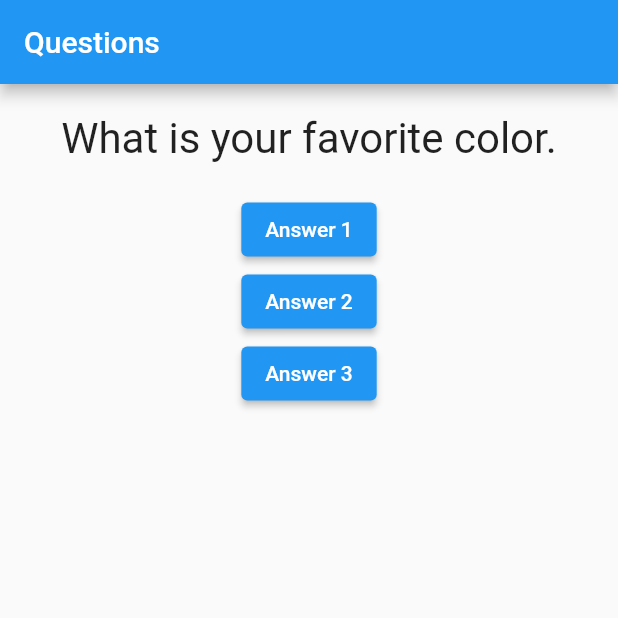
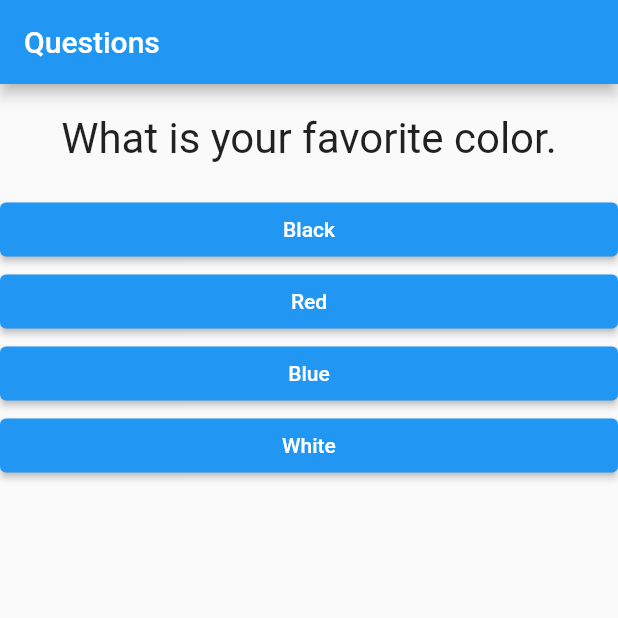
Before and after one commit to edvaldoperreira/project_answers, a Flutter app: the screen it shows after launch, on a phone screen of 412 x 824 dp, the top half of it. Run offline on Flutter 3.47's test engine with Material 2 defaults, Android fonts, the phone set to English and light mode, and no system bars.

Commit message:
Adding anwsers dynamically

```diff
--- a/lib/answer.dart
+++ b/lib/answer.dart
@@ -1,16 +1,19 @@
 import 'package:flutter/material.dart';
 
 class Answer extends StatelessWidget {
-  String text;
-  void Function() answer;
+  final String text;
+  final void Function() answer;
 
   Answer(this.text, this.answer);
 
   @override
   Widget build(BuildContext context) {
-    return ElevatedButton(
-      child: Text(text),
-      onPressed: answer,
+    return Container(
+      width: double.infinity,
+      child: ElevatedButton(
+        child: Text(text),
+        onPressed: answer,
+      ),
     );
   }
 }
--- a/lib/main.dart
+++ b/lib/main.dart
@@ -15,15 +15,30 @@ class _QuestionAppState extends State<QuestionApp> {
     setState(() {
       _selectedQuestion++;
     });
-    print(_selectedQuestion);
   }
 
   @override
   Widget build(BuildContext context) {
     final questions = [
-      "What is your favorite color.",
-      "What is your favorite animal."
+      {
+        'text': 'What is your favorite color.',
+        'answers': ['Black', 'Red', 'Blue', 'White'],
+      },
+      {
+        'text': 'What is your favorite animal.',
+        'answers': ['Lion', 'Snake', 'Cat', 'Dog'],
+      },
+      {
+        'text': 'What is your favorite language.',
+        'answers': ['C#', 'JavaScript', 'CSS', 'Flutter'],
+      }
     ];
+
+    List<Widget> answers = [];
+    for (String answer
+        in questions[_selectedQuestion]['answers'] as List<String>) {
+      answers.add(Answer(answer, _answer));
+    }
 
     return MaterialApp(
       home: Scaffold(
@@ -32,10 +47,8 @@ class _QuestionAppState extends State<QuestionApp> {
           ),
           body: Column(
             children: [
-              Question(questions[_selectedQuestion]),
-              Answer("Answer 1", _answer),
-              Answer("Answer 2", _answer),
-              Answer("Answer 3", _answer),
+              Question(questions[_selectedQuestion]["text"] as String),
+              ...answers,
             ],
           )),
     );
```
